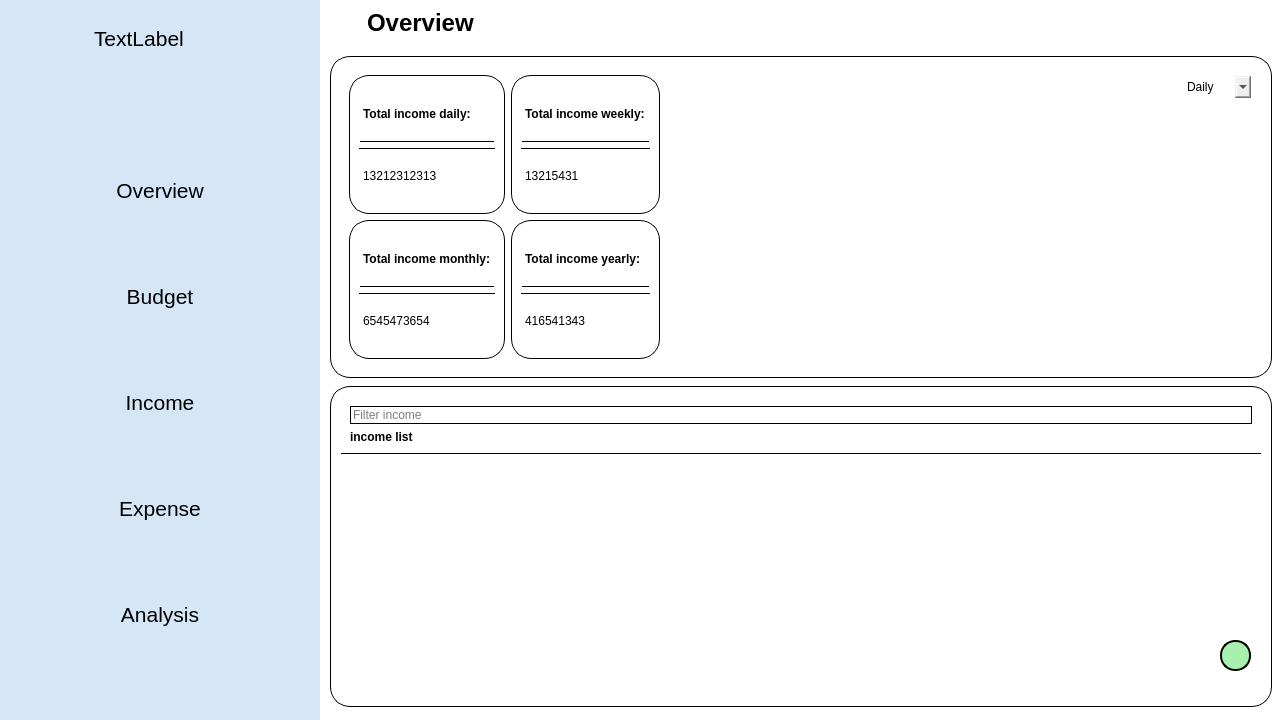
Above: moneyapp/ui/raw/Mono.ui from nemo984/money-app before the change. Below: the same form after it.
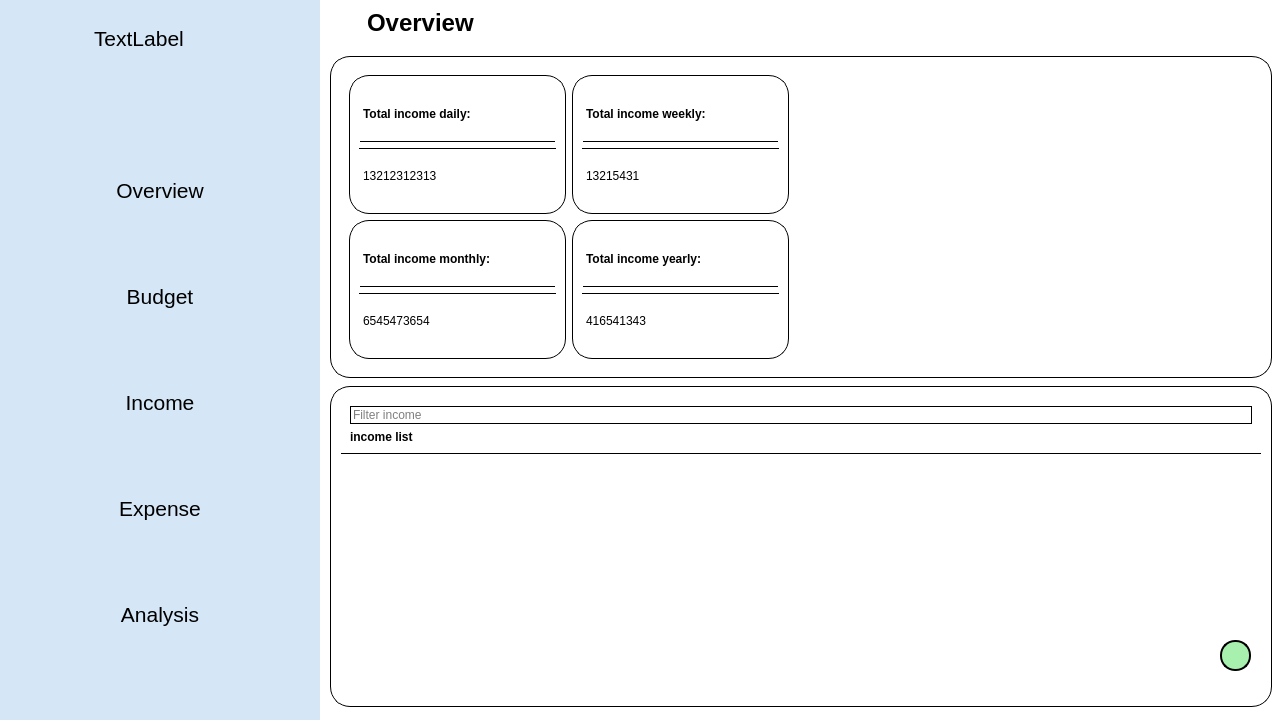
That is the form after the change. The open tabs and pages were chosen to show the change. Icons and pictures are not drawn.

Diff of the .ui file:
```diff
--- a/moneyapp/ui/raw/Mono.ui
+++ b/moneyapp/ui/raw/Mono.ui
@@ -1180,64 +1180,14 @@
                <property name="geometry">
                 <rect>
                  <x>10</x>
-                 <y>39</y>
-                 <width>271</width>
-                 <height>251</height>
+                 <y>9</y>
+                 <width>441</width>
+                 <height>281</height>
                 </rect>
                </property>
               </widget>
              </widget>
             </item>
-            <item>
-             <widget class="QFrame" name="frame_14">
-              <property name="frameShape">
-               <enum>QFrame::StyledPanel</enum>
-              </property>
-              <property name="frameShadow">
-               <enum>QFrame::Raised</enum>
-              </property>
-              <widget class="QWidget" name="income_line" native="true">
-               <property name="geometry">
-                <rect>
-                 <x>10</x>
-                 <y>40</y>
-                 <width>271</width>
-                 <height>251</height>
-                </rect>
-               </property>
-              </widget>
-              <widget class="QComboBox" name="income_dropdown">
-               <property name="geometry">
-                <rect>
-                 <x>210</x>
-                 <y>10</y>
-                 <width>69</width>
-                 <height>22</height>
-                </rect>
-               </property>
-               <item>
-                <property name="text">
-                 <string>Daily</string>
-                </property>
-               </item>
-               <item>
-                <property name="text">
-                 <string>Weekly</string>
-                </property>
-               </item>
-               <item>
-                <property name="text">
-                 <string>Monthly</string>
-                </property>
-               </item>
-               <item>
-                <property name="text">
-                 <string>Yearly</string>
-                </property>
-               </item>
-              </widget>
-             </widget>
-            </item>
            </layout>
           </widget>
           <widget class="QFrame" name="incomeList_frame">
```
Left out of the diff: 59 changed lines with no effect on the pictures.
